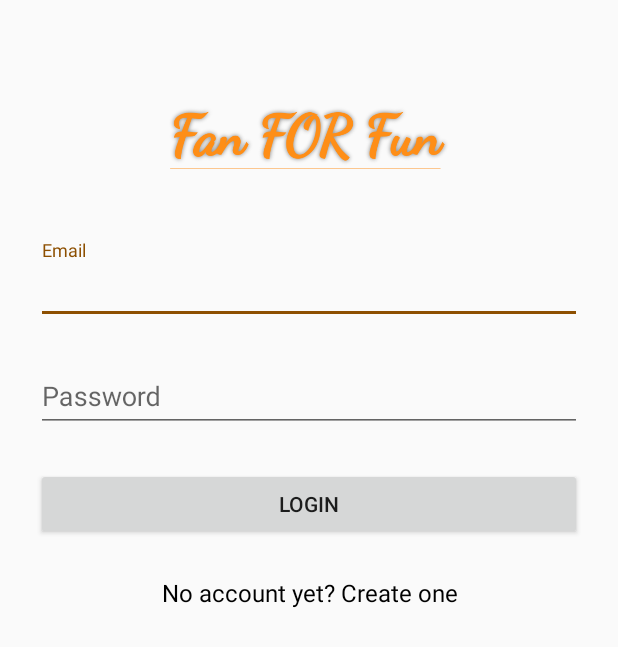
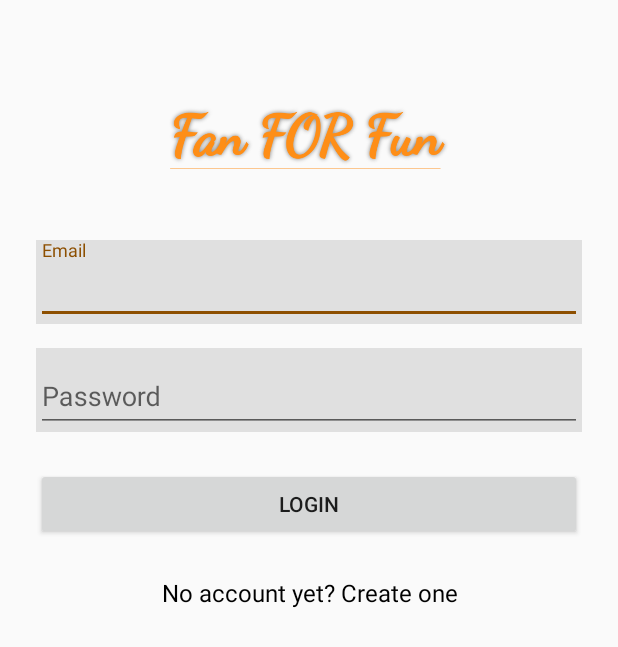
Before and after one commit to ImayaDismas/Implementations, an Android app: the layout activity_login.xml on its own in the app's theme, with its tools: preview values and no code run, on a phone screen of 412 x 824 dp. Shown: the top 647 px of the screen. Run offline under Robolectric (Android 15) with nearby library versions, the phone set to English and light mode, and no system bars.

Commit message:
Edited the layouts

```diff
--- a/Authentication/app/src/main/res/layout/activity_login.xml
+++ b/Authentication/app/src/main/res/layout/activity_login.xml
@@ -22,6 +22,7 @@
         <android.support.design.widget.TextInputLayout
             android:layout_width="match_parent"
             android:layout_height="wrap_content"
+            android:background="@color/gray"
             android:layout_marginTop="8dp"
             android:layout_marginBottom="8dp">
             <EditText android:id="@+id/input_email"
@@ -36,6 +37,7 @@
         <android.support.design.widget.TextInputLayout
             android:layout_width="match_parent"
             android:layout_height="wrap_content"
+            android:background="@color/gray"
             android:layout_marginTop="8dp">
             <EditText android:id="@+id/input_password"
                 android:layout_width="match_parent"
--- a/Authentication/app/src/main/res/layout/activity_signup.xml
+++ b/Authentication/app/src/main/res/layout/activity_signup.xml
@@ -23,7 +23,7 @@
         <android.support.design.widget.TextInputLayout
             android:layout_width="match_parent"
             android:layout_height="wrap_content"
-            android:background="#D3D3D3"
+            android:background="@color/gray"
             android:layout_marginTop="8dp"
             android:layout_marginBottom="8dp">
             <EditText android:id="@+id/input_name"
@@ -38,7 +38,7 @@
         <android.support.design.widget.TextInputLayout
             android:layout_width="match_parent"
             android:layout_height="wrap_content"
-            android:background="#D3D3D3"
+            android:background="@color/gray"
             android:layout_marginTop="8dp"
             android:layout_marginBottom="8dp">
             <EditText android:id="@+id/input_email"
@@ -53,7 +53,7 @@
         <android.support.design.widget.TextInputLayout
             android:layout_width="match_parent"
             android:layout_height="wrap_content"
-            android:background="#D3D3D3"
+            android:background="@color/gray"
             android:layout_marginTop="8dp">
             <EditText android:id="@+id/input_password"
                 android:layout_width="match_parent"
--- a/Authentication/app/src/main/res/values/styles.xml
+++ b/Authentication/app/src/main/res/values/styles.xml
@@ -31,5 +31,5 @@
     </style>
 
     <color name="white">#FFFFFF</color>
-    <color name="gray">#D3D3D3</color>
+    <color name="gray">#e0e0e0</color>
 </resources>
```
Also changed, not shown: Authentication/app/src/main/java/com/dismas/imaya/authentication/SignupActivity.java (+6 -5 lines).
